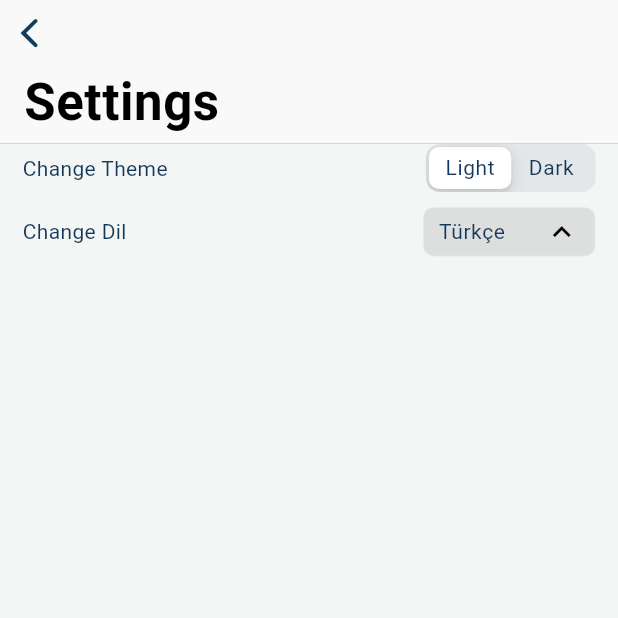
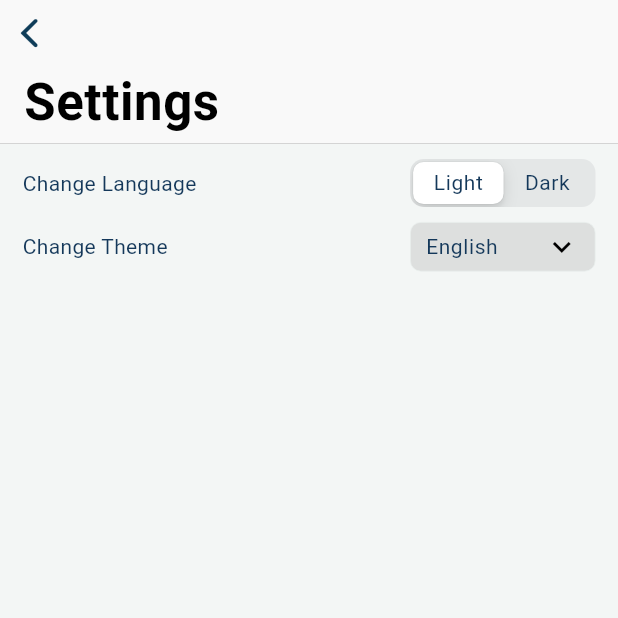
Before and after one commit to obenkucuk/catstagram, a Flutter app: the SettingsView screen opened directly, on a phone screen of 412 x 824 dp, the top half of it. Run offline on Flutter 3.47's test engine with Material 2 defaults, Android fonts, the phone set to English and light mode, and no system bars; our stand-ins replace flutter_dotenv, get, go_router, isar, lottie; accounts and stored records are empty; generated files the repository leaves out were written again; Roboto replaces fonts that are missing (Ubuntu); statements that could not run were skipped.

Commit message:
settings screen fixes

```diff
--- a/lib/core/services/localization_service/localization_service.dart
+++ b/lib/core/services/localization_service/localization_service.dart
@@ -49,4 +49,4 @@ class LocalizationService {
 }
 
 /// NOT: App Localization
-AppLocalizations get appLocalization => AppLocalizations.of(navigatorKey.currentContext!);
+AppLocalizations appLocalization(BuildContext context) => AppLocalizations.of(context);
--- a/lib/main/main_screen.dart
+++ b/lib/main/main_screen.dart
@@ -88,7 +88,7 @@ class MainScreenState extends State<MainScreen> {
                 width: MediaQuery.of(context).size.width,
                 child: Text(
                   _scaffoldMessage,
-                  style: s14W400.copyWith(color: Colors.white),
+                  style: s14W400(context).copyWith(color: Colors.white),
                 ),
               ),
             )
--- a/lib/ui/screens/main_screens/settings_screen/custom_dropdown/my_dropdown.dart
+++ b/lib/ui/screens/main_screens/settings_screen/custom_dropdown/custom_dropdown.dart
@@ -1,19 +1,16 @@
-import 'dart:collection';
-
 import 'package:flutter/material.dart';
-
 import '../../../../../theme/text_styles.dart';
 import 'animated_dropdown.dart';
 
-class MyDropdownWidget extends StatefulWidget {
-  final Map<String, Text> items;
+class CustomDropdown extends StatefulWidget {
+  final Map<String, Widget> items;
   final Function(int) onSelected;
   final int? title;
   final TextStyle? textStyle;
   final double? dropdownWidth;
   final int itemHeight;
 
-  const MyDropdownWidget({
+  const CustomDropdown({
     super.key,
     required this.items,
     required this.onSelected,
@@ -24,10 +21,10 @@ class MyDropdownWidget extends StatefulWidget {
   });
 
   @override
-  State<MyDropdownWidget> createState() => _MyDropdownWidgetState();
+  State<CustomDropdown> createState() => _CustomDropdownState();
 }
 
-class _MyDropdownWidgetState extends State<MyDropdownWidget> {
+class _CustomDropdownState extends State<CustomDropdown> {
   final GlobalKey dimensionKey = GlobalKey();
   late int selectedItem;
   bool overlayIsVisible = false;
@@ -37,11 +34,12 @@ class _MyDropdownWidgetState extends State<MyDropdownWidget> {
   @override
   void initState() {
     super.initState();
-    selectedItem = 0;
+    selectedItem = widget.title ?? 0;
   }
 
   void showOverlay() {
     setState(() => overlayIsVisible = true);
+
     RenderBox renderBox = dimensionKey.currentContext!.findRenderObject() as RenderBox;
     Offset offset = renderBox.localToGlobal(Offset.zero);
 
@@ -106,9 +104,9 @@ class _MyDropdownWidgetState extends State<MyDropdownWidget> {
         child: Row(
           mainAxisAlignment: MainAxisAlignment.spaceBetween,
           children: [
-            Text(widget.items.keys.toList()[selectedItem], style: widget.textStyle ?? s16W600),
+            Text(widget.items.keys.toList()[selectedItem], style: widget.textStyle ?? s16W600(context)),
             RotatedBox(
-              quarterTurns: overlayIsVisible ? 0 : 2,
+              quarterTurns: overlayIsVisible ? 2 : 0,
               child: const Icon(Icons.keyboard_arrow_down_sharp),
             ),
           ],
--- a/lib/ui/screens/main_screens/settings_screen/view/settings_view.dart
+++ b/lib/ui/screens/main_screens/settings_screen/view/settings_view.dart
@@ -1,68 +1,71 @@
+import 'package:catstagram/core/services/localization_service/localization_service.dart';
 import 'package:catstagram/theme/text_styles.dart';
-import 'package:catstagram/ui/screens/main_screens/settings_screen/custom_dropdown/my_dropdown.dart';
 import 'package:flutter/cupertino.dart';
 import 'package:flutter/material.dart';
 import 'package:get/get.dart';
 import '../controller/settings_controller.dart';
+import '../custom_dropdown/custom_dropdown.dart';
 
 class SettingsView extends GetView<SettingsController> {
   const SettingsView({super.key});
 
   @override
   Widget build(BuildContext context) {
-    return Obx(
-      () => Scaffold(
-        key: controller.scaffoldKey,
-        body: NestedScrollView(
+    return Scaffold(
+      key: controller.scaffoldKey,
+      body: Obx(() {
+        if (controller.loadingStatus.value != LoadingStatus.loaded) {
+          return const Center(child: CircularProgressIndicator.adaptive());
+        }
+
+        return NestedScrollView(
             headerSliverBuilder: (context, innerBoxScroller) {
-              return [const CupertinoSliverNavigationBar(largeTitle: Text('Settings'))];
+              return [CupertinoSliverNavigationBar(largeTitle: Text(appLocalization(context).settings))];
             },
             body: Padding(
               padding: const EdgeInsets.symmetric(horizontal: 15),
               child: Column(
                 crossAxisAlignment: CrossAxisAlignment.stretch,
                 children: [
+                  const SizedBox(height: 10),
                   Row(
                     children: [
-                      const Text('Change Theme'),
+                      Text(appLocalization(context).changeLanguage),
                       const Spacer(),
-                      CupertinoSlidingSegmentedControl<Brightness>(
-                        groupValue: controller.brigthtness.value,
-                        children: {
-                          Brightness.light: createSegment("Light"),
-                          Brightness.dark: createSegment("Dark"),
-                        },
-                        onValueChanged: (value) => controller.changeTheme(value),
+                      SizedBox(
+                        width: MediaQuery.of(context).size.width * 0.3,
+                        child: CupertinoSlidingSegmentedControl<Brightness>(
+                          groupValue: controller.brigthtness.value,
+                          children: {
+                            Brightness.light: createSegment(context, appLocalization(context).lightMode),
+                            Brightness.dark: createSegment(context, appLocalization(context).darkMode),
+                          },
+                          onValueChanged: (value) => controller.changeTheme(value),
+                        ),
                       ),
                     ],
                   ),
-                  SizedBox(height: 10),
+                  const SizedBox(height: 10),
                   Row(
                     children: [
-                      const Text('Change Dil'),
+                      Text(appLocalization(context).changeTheme),
                       const Spacer(),
-                      MyDropdownWidget(
-                        dropdownWidth: 115,
-                        textStyle: s14W400,
-                        items: {
-                          'Türkçe': Text(
-                            'Türkçe',
-                            key: GlobalKey(debugLabel: 'tr'),
-                          ),
-                          'İngilizce': Text('İngilizce'),
-                        },
-                        onSelected: (v) {
-                          print(v);
-                        },
+                      CustomDropdown(
+                        title: controller.locale.value.languageCode == 'tr' ? 0 : 1,
+                        dropdownWidth: MediaQuery.of(context).size.width * 0.3,
+                        textStyle: s14W400(context),
+                        items: controller.dropdownItems,
+                        onSelected: (index) => controller.changeLocalization(index),
                       )
                     ],
                   )
                 ],
               ),
-            )),
-      ),
+            ));
+      }),
     );
   }
 
-  Widget createSegment(String text) => ColoredBox(color: Colors.transparent, child: Text(text, style: s14W400));
+  Widget createSegment(BuildContext context, String text) =>
+      ColoredBox(color: Colors.transparent, child: Text(text, style: s14W400(context)));
 }
--- a/lib/ui/screens/main_screens/share_screen/view/share_view.dart
+++ b/lib/ui/screens/main_screens/share_screen/view/share_view.dart
@@ -1,3 +1,4 @@
+import 'package:catstagram/core/services/localization_service/localization_service.dart';
 import 'package:flutter/material.dart';
 import 'package:get/get.dart';
 import 'package:lottie/lottie.dart';
@@ -18,7 +19,7 @@ class ShareView extends GetView<ShareController> {
               widthFactor: 0.4,
               child: Lottie.asset(AssetConstants.loadingCat),
             ),
-            const Text('Sleeping right now!')
+            Text(appLocalization(context).sleeping)
           ],
         ),
       ),
```
Also changed, not shown: lib/l10n/app_en.arb (+10 -3 lines), lib/l10n/app_tr.arb (+10 -3 lines), lib/theme/text_styles.dart (+75 -81 lines), lib/ui/screens/main_screens/search_screen/view/search_view.dart (+12 -17 lines), lib/ui/screens/main_screens/search_screen/widget/search_history.dart (+4 -5 lines), lib/ui/screens/main_screens/settings_screen/controller/settings_controller.dart (+44 -4 lines).
